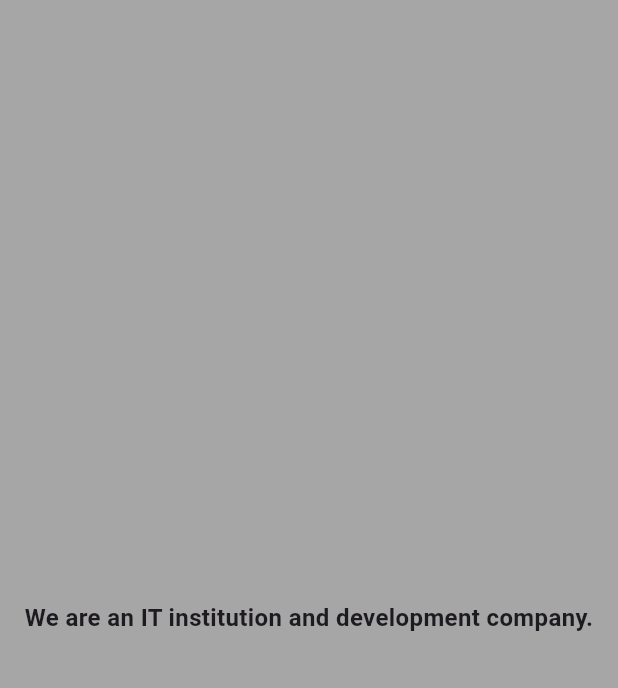
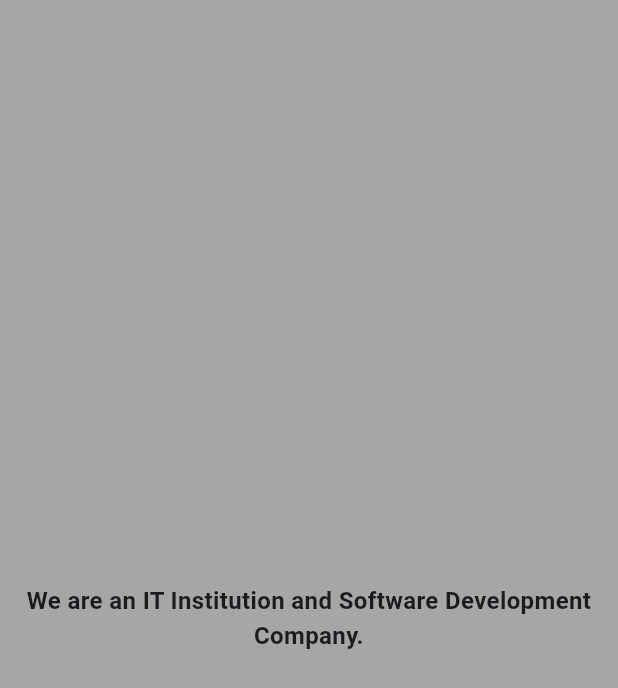
Before and after one commit to Gokus369/hoxinfo, a Flutter app: the HomeSection widget shown alone on an empty page, opened directly, on a phone screen of 412 x 824 dp. Shown: the top 688 px of the screen. Run offline on Flutter 3.47's test engine with Material 3 defaults, Android fonts, the phone set to English and light mode, and no system bars; our stand-ins replace flutter_map, latlong2.

```diff
--- a/lib/screens/home_page.dart
+++ b/lib/screens/home_page.dart
@@ -18,7 +18,7 @@ class HomeSection extends StatelessWidget {
           color: const Color.fromARGB(255, 167, 166, 166),
           child: Center(
             child: Text(
-              'We are an IT institution and development company.',
+              'We are an IT Institution and Software Development Company.',
               style: TextStyle(
                 fontSize: fontSize,
                 fontWeight: FontWeight.bold,
```
